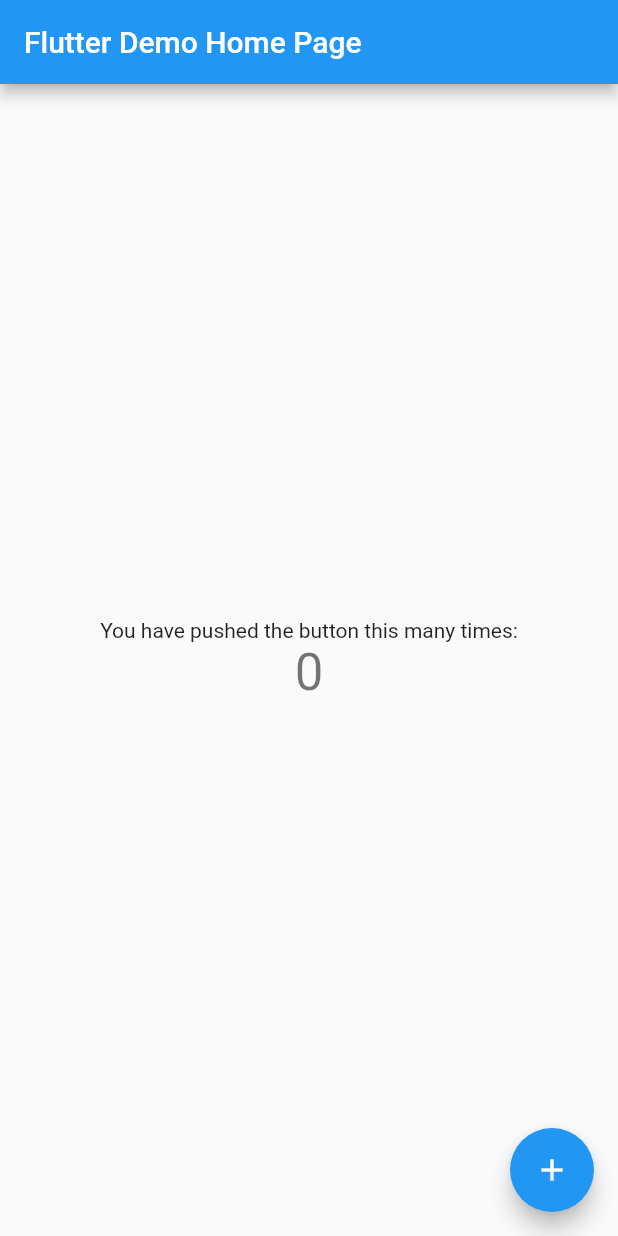
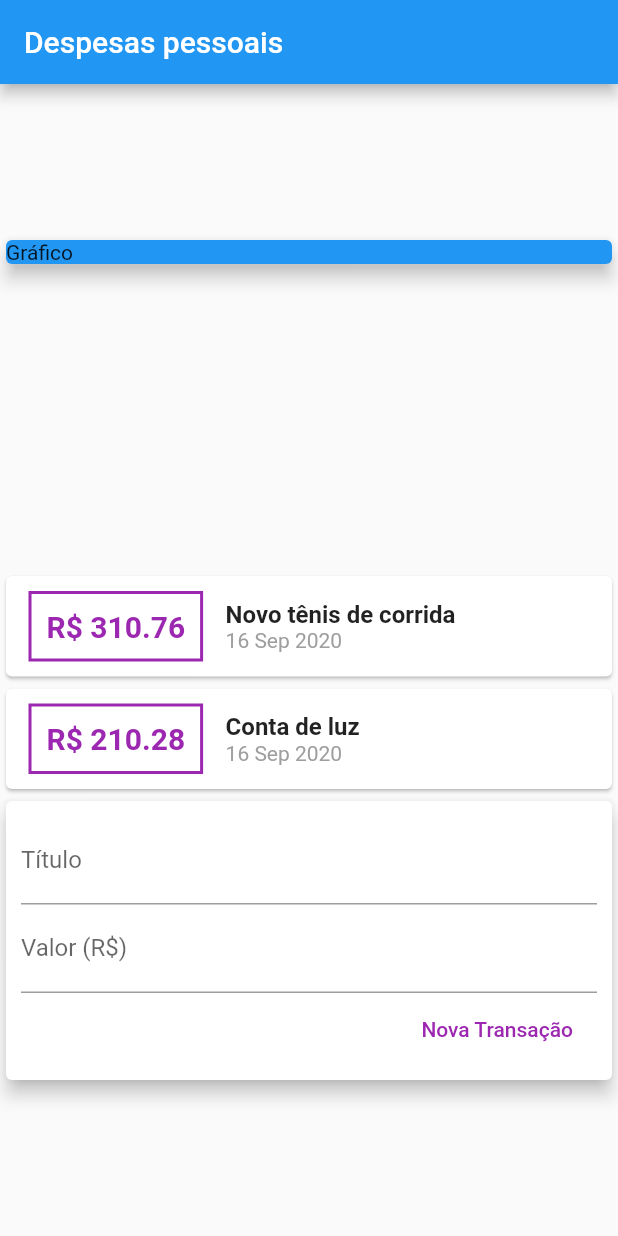
Before and after one commit to giovanizaghi/despesas_flutter, a Flutter app: the screen it shows after launch, on a phone screen of 412 x 824 dp. Run offline on Flutter 3.47's test engine with Material 2 defaults, Android fonts, the phone set to English and light mode, and no system bars.

Commit message:
Separação em componentes

```diff
--- /dev/null
+++ b/lib/components/transaction_form.dart
@@ -0,0 +1,41 @@
+import 'package:flutter/material.dart';
+
+class TransactionForm extends StatelessWidget {
+  final titleController = TextEditingController();
+  final valueController = TextEditingController();
+
+  @override
+  Widget build(BuildContext context) {
+    return Card(
+      elevation: 5,
+      child: Padding(
+        padding: const EdgeInsets.all(10),
+        child: Column(
+          children: [
+            TextField(
+              controller: titleController,
+              decoration: InputDecoration(labelText: "Título"),
+            ),
+            TextField(
+              controller: valueController,
+              decoration: InputDecoration(labelText: "Valor (R\$)"),
+            ),
+            Row(
+              mainAxisAlignment: MainAxisAlignment.end,
+              children: [
+                FlatButton(
+                  child: Text('Nova Transação'),
+                  onPressed: () {
+                    print(titleController.text);
+                    print(valueController.text);
+                  },
+                  textColor: Colors.purple,
+                ),
+              ],
+            )
+          ],
+        ),
+      ),
+    );
+  }
+}
--- /dev/null
+++ b/lib/components/transaction_list.dart
@@ -0,0 +1,51 @@
+import 'package:flutter/material.dart';
+import 'package:intl/intl.dart';
+import '../models/transaction.dart';
+
+class TransactionList extends StatelessWidget {
+  final List<Transaction> transactions;
+
+  TransactionList(this.transactions);
+
+  @override
+  Widget build(BuildContext context) {
+    return Column(
+        children: transactions.map((tr) {
+      return Card(
+        child: Row(
+          children: [
+            Container(
+              margin: EdgeInsets.symmetric(horizontal: 15, vertical: 10),
+              decoration: BoxDecoration(
+                  border: Border.all(color: Colors.purple, width: 2)),
+              padding: EdgeInsets.all(10),
+              child: Text(
+                "R\$ ${tr.value.toStringAsFixed(2)}",
+                style: TextStyle(
+                    fontWeight: FontWeight.bold,
+                    fontSize: 20,
+                    color: Colors.purple),
+              ),
+            ),
+            Column(
+              crossAxisAlignment: CrossAxisAlignment.start,
+              children: [
+                Text(
+                  tr.title,
+                  style: TextStyle(
+                    fontSize: 16,
+                    fontWeight: FontWeight.bold,
+                  ),
+                ),
+                Text(
+                  DateFormat("d MMM y").format(tr.date),
+                  style: TextStyle(color: Colors.grey),
+                ),
+              ],
+            )
+          ],
+        ),
+      );
+    }).toList());
+  }
+}
--- /dev/null
+++ b/lib/components/transaction_user.dart
@@ -0,0 +1,36 @@
+import 'package:despesas_flutter/components/transaction_form.dart';
+import 'package:despesas_flutter/components/transaction_list.dart';
+import 'package:despesas_flutter/models/transaction.dart';
+import 'package:flutter/material.dart';
+
+class TransactionUser extends StatefulWidget {
+  @override
+  _TransactionUserState createState() => _TransactionUserState();
+}
+
+class _TransactionUserState extends State<TransactionUser> {
+  final _transactions = [
+    Transaction(
+      id: 't1',
+      title: 'Novo tênis de corrida',
+      value: 310.76,
+      date: DateTime.now(),
+    ),
+    Transaction(
+      id: 't2',
+      title: 'Conta de luz',
+      value: 210.28,
+      date: DateTime.now(),
+    )
+  ];
+
+  @override
+  Widget build(BuildContext context) {
+    return Column(
+      children: [
+        TransactionList(_transactions),
+        TransactionForm(),
+      ],
+    );
+  }
+}
--- a/lib/main.dart
+++ b/lib/main.dart
@@ -1,117 +1,42 @@
+import 'package:despesas_flutter/components/transaction_form.dart';
+import 'package:despesas_flutter/components/transaction_list.dart';
+import 'package:despesas_flutter/components/transaction_user.dart';
+import 'package:despesas_flutter/models/transaction.dart';
 import 'package:flutter/material.dart';
+import 'package:intl/intl.dart';
 
-void main() {
-  runApp(MyApp());
-}
+main() => runApp(DespesasApp());
 
-class MyApp extends StatelessWidget {
-  // This widget is the root of your application.
+class DespesasApp extends StatelessWidget {
   @override
   Widget build(BuildContext context) {
     return MaterialApp(
-      title: 'Flutter Demo',
-      theme: ThemeData(
-        // This is the theme of your application.
-        //
-        // Try running your application with "flutter run". You'll see the
-        // application has a blue toolbar. Then, without quitting the app, try
-        // changing the primarySwatch below to Colors.green and then invoke
-        // "hot reload" (press "r" in the console where you ran "flutter run",
-        // or simply save your changes to "hot reload" in a Flutter IDE).
-        // Notice that the counter didn't reset back to zero; the application
-        // is not restarted.
-        primarySwatch: Colors.blue,
-        // This makes the visual density adapt to the platform that you run
-        // the app on. For desktop platforms, the controls will be smaller and
-        // closer together (more dense) than on mobile platforms.
-        visualDensity: VisualDensity.adaptivePlatformDensity,
-      ),
-      home: MyHomePage(title: 'Flutter Demo Home Page'),
+      home: HomePage(),
     );
   }
 }
 
-class MyHomePage extends StatefulWidget {
-  MyHomePage({Key key, this.title}) : super(key: key);
-
-  // This widget is the home page of your application. It is stateful, meaning
-  // that it has a State object (defined below) that contains fields that affect
-  // how it looks.
-
-  // This class is the configuration for the state. It holds the values (in this
-  // case the title) provided by the parent (in this case the App widget) and
-  // used by the build method of the State. Fields in a Widget subclass are
-  // always marked "final".
-
-  final String title;
-
-  @override
-  _MyHomePageState createState() => _MyHomePageState();
-}
-
-class _MyHomePageState extends State<MyHomePage> {
-  int _counter = 0;
-
-  void _incrementCounter() {
-    setState(() {
-      // This call to setState tells the Flutter framework that something has
-      // changed in this State, which causes it to rerun the build method below
-      // so that the display can reflect the updated values. If we changed
-      // _counter without calling setState(), then the build method would not be
-      // called again, and so nothing would appear to happen.
-      _counter++;
-    });
-  }
-
+class HomePage extends StatelessWidget {
   @override
   Widget build(BuildContext context) {
-    // This method is rerun every time setState is called, for instance as done
-    // by the _incrementCounter method above.
-    //
-    // The Flutter framework has been optimized to make rerunning build methods
-    // fast, so that you can just rebuild anything that needs updating rather
-    // than having to individually change instances of widgets.
     return Scaffold(
       appBar: AppBar(
-        // Here we take the value from the MyHomePage object that was created by
-        // the App.build method, and use it to set our appbar title.
-        title: Text(widget.title),
+        title: Text("Despesas pessoais"),
       ),
-      body: Center(
-        // Center is a layout widget. It takes a single child and positions it
-        // in the middle of the parent.
-        child: Column(
-          // Column is also a layout widget. It takes a list of children and
-          // arranges them vertically. By default, it sizes itself to fit its
-          // children horizontally, and tries to be as tall as its parent.
-          //
-          // Invoke "debug painting" (press "p" in the console, choose the
-          // "Toggle Debug Paint" action from the Flutter Inspector in Android
-          // Studio, or the "Toggle Debug Paint" command in Visual Studio Code)
-          // to see the wireframe for each widget.
-          //
-          // Column has various properties to control how it sizes itself and
-          // how it positions its children. Here we use mainAxisAlignment to
-          // center the children vertically; the main axis here is the vertical
-          // axis because Columns are vertical (the cross axis would be
-          // horizontal).
-          mainAxisAlignment: MainAxisAlignment.center,
-          children: <Widget>[
-            Text(
-              'You have pushed the button this many times:',
+      body: Column(
+        mainAxisAlignment: MainAxisAlignment.spaceAround,
+        crossAxisAlignment: CrossAxisAlignment.stretch,
+        children: [
+          Container(
+            child: Card(
+              child: Text("Gráfico"),
+              elevation: 5,
+              color: Colors.blue,
             ),
-            Text(
-              '$_counter',
-              style: Theme.of(context).textTheme.headline4,
-            ),
-          ],
-        ),
+          ),
+          TransactionUser()
+        ],
       ),
-      floatingActionButton: FloatingActionButton(
-        onPressed: _incrementCounter,
-        tooltip: 'Increment',
-        child: Icon(Icons.add),
-      ), // This trailing comma makes auto-formatting nicer for build methods.
     );
   }
 }
--- /dev/null
+++ b/lib/models/transaction.dart
@@ -0,0 +1,15 @@
+import 'package:flutter/foundation.dart';
+
+class Transaction {
+  final String id;
+  final String title;
+  final double value;
+  final DateTime date;
+
+  Transaction({
+    @required this.id,
+    @required this.title,
+    @required this.value,
+    @required this.date,
+  });
+}
--- a/pubspec.yaml
+++ b/pubspec.yaml
@@ -23,7 +23,7 @@ environment:
 dependencies:
   flutter:
     sdk: flutter
-
+  intl: 0.16.1
 
   # The following adds the Cupertino Icons font to your application.
   # Use with the CupertinoIcons class for iOS style icons.
```
Also changed, not shown: pubspec.lock, 2 other files.
